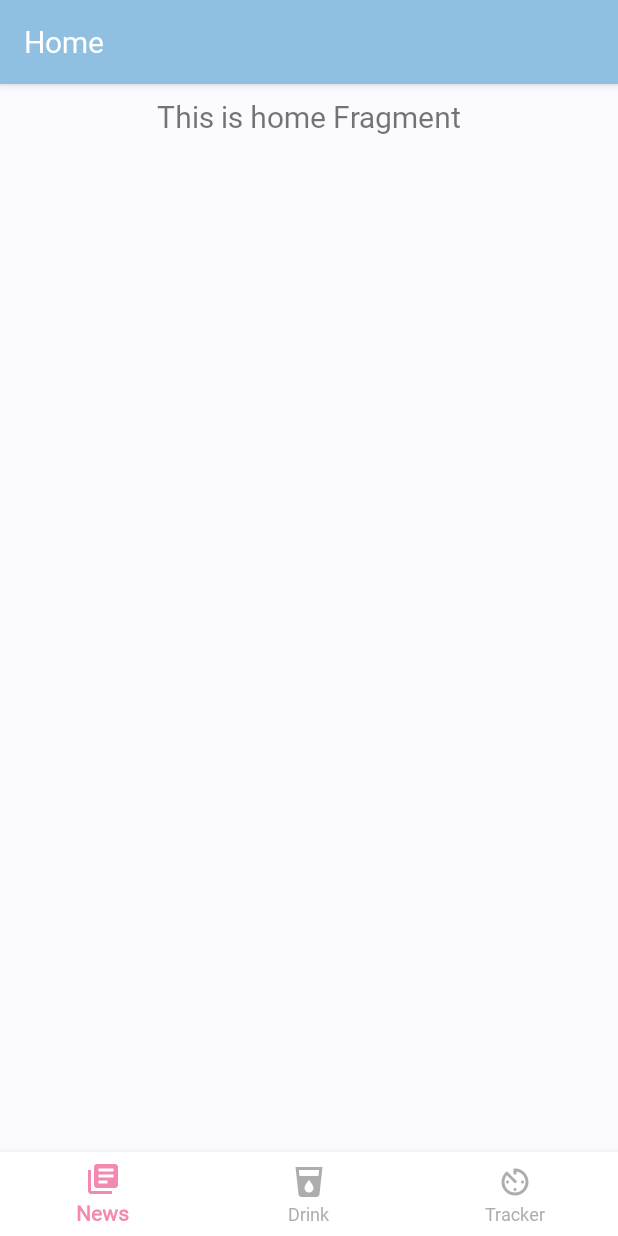
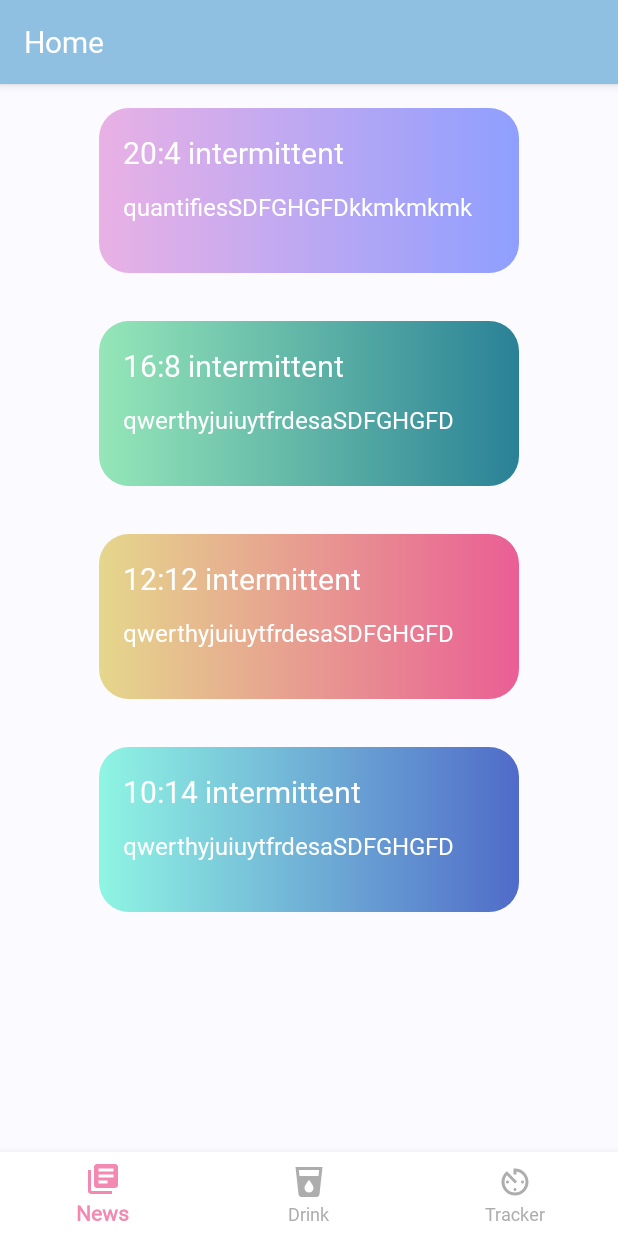
Before and after one commit to fedotovdiana/SmartFasting, an Android app: the screen it shows after launch (MainActivity), on a phone screen of 412 x 824 dp. Run offline under Robolectric (Android 15) with nearby library versions, the phone set to English and light mode, and no system bars; our stand-ins replace navigation-ui.

Commit message:
add fasts recycler

```diff
--- /dev/null
+++ b/app/src/main/java/com/itis/group11801/fedotova/smartfasting/Fast.kt
@@ -0,0 +1,7 @@
+package com.itis.group11801.fedotova.smartfasting
+
+data class Fast(
+    val title: String,
+    val desc: String,
+    val color: Int
+)
--- /dev/null
+++ b/app/src/main/java/com/itis/group11801/fedotova/smartfasting/FastViewHolder.kt
@@ -0,0 +1,18 @@
+package com.itis.group11801.fedotova.smartfasting
+
+import android.view.View
+import androidx.recyclerview.widget.RecyclerView
+import kotlinx.android.extensions.LayoutContainer
+import kotlinx.android.synthetic.main.item_fast.*
+
+class FastsViewHolder(
+    override val containerView: View
+) : RecyclerView.ViewHolder(containerView), LayoutContainer {
+
+    fun bind(fast: Fast, onClick: (Fast) -> Unit) {
+        tv_fast_title.text = fast.title
+        tv_fast_desc.text = fast.desc
+        itemView.setOnClickListener { onClick(fast) }
+        itemView.setBackgroundResource(fast.color)
+    }
+}
--- /dev/null
+++ b/app/src/main/java/com/itis/group11801/fedotova/smartfasting/FastsAdapter.kt
@@ -0,0 +1,26 @@
+package com.itis.group11801.fedotova.smartfasting
+
+import android.view.LayoutInflater
+import android.view.ViewGroup
+import androidx.recyclerview.widget.RecyclerView
+
+class FastsAdapter(
+    private val data: List<Fast>,
+    private val onClick: (Fast) -> Unit
+) : RecyclerView.Adapter<FastsViewHolder>() {
+
+    override fun onCreateViewHolder(parent: ViewGroup, viewType: Int) =
+        FastsViewHolder(
+            LayoutInflater.from(parent.context).inflate(
+                R.layout.item_fast,
+                parent,
+                false
+            )
+        )
+
+    override fun getItemCount() = data.size
+
+    override fun onBindViewHolder(holder: FastsViewHolder, position: Int) {
+        holder.bind(data[position], onClick)
+    }
+}
--- a/app/src/main/java/com/itis/group11801/fedotova/smartfasting/ui/home/HomeFragment.kt
+++ b/app/src/main/java/com/itis/group11801/fedotova/smartfasting/ui/home/HomeFragment.kt
@@ -4,15 +4,25 @@ import android.os.Bundle
 import android.view.LayoutInflater
 import android.view.View
 import android.view.ViewGroup
-import android.widget.TextView
+import android.widget.Toast
 import androidx.fragment.app.Fragment
-import androidx.lifecycle.Observer
 import androidx.lifecycle.ViewModelProviders
+import com.itis.group11801.fedotova.smartfasting.Fast
+import com.itis.group11801.fedotova.smartfasting.FastsAdapter
 import com.itis.group11801.fedotova.smartfasting.R
+import kotlinx.android.synthetic.main.fragment_home.*
 
 class HomeFragment : Fragment() {
 
     private lateinit var homeViewModel: HomeViewModel
+    lateinit var adapter: FastsAdapter
+
+    private val fasts = listOf(
+        Fast("20:4 intermittent", "quantifiesSDFGHGFDkkmkmkmk", R.drawable.custom_btn_purple),
+        Fast("16:8 intermittent", "qwerthyjuiuytfrdesaSDFGHGFD", R.drawable.custom_btn_green),
+        Fast("12:12 intermittent", "qwerthyjuiuytfrdesaSDFGHGFD", R.drawable.custom_btn_yellow),
+        Fast("10:14 intermittent", "qwerthyjuiuytfrdesaSDFGHGFD", R.drawable.custom_btn_blue)
+    )
 
     override fun onCreateView(
         inflater: LayoutInflater,
@@ -22,10 +32,21 @@ class HomeFragment : Fragment() {
         homeViewModel =
             ViewModelProviders.of(this).get(HomeViewModel::class.java)
         val root = inflater.inflate(R.layout.fragment_home, container, false)
-        val textView: TextView = root.findViewById(R.id.textView)
-        homeViewModel.text.observe(this, Observer {
-            textView.text = it
-        })
+//        val textView: TextView = root.findViewById(R.id.textView)
+//        homeViewModel.text.observe(this, Observer {
+//            textView.text = it
+//        })
         return root
     }
+
+    override fun onViewCreated(view: View, savedInstanceState: Bundle?) {
+        adapter = FastsAdapter(fasts) {
+            showDetails(it)
+        }
+        rv_fasts.adapter = adapter
+    }
+
+    private fun showDetails(fast: Fast) {
+        Toast.makeText(activity, fast.title.toString(), Toast.LENGTH_LONG).show()
+    }
 }
--- a/app/src/main/res/layout/activity_main.xml
+++ b/app/src/main/res/layout/activity_main.xml
@@ -4,6 +4,18 @@
     android:id="@+id/container"
     android:layout_width="match_parent"
     android:layout_height="match_parent">
+
+    <fragment
+        android:id="@+id/nav_host_fragment"
+        android:name="androidx.navigation.fragment.NavHostFragment"
+        android:layout_width="match_parent"
+        android:layout_height="match_parent"
+        app:defaultNavHost="true"
+        app:layout_constraintBottom_toTopOf="@id/nav_view"
+        app:layout_constraintLeft_toLeftOf="parent"
+        app:layout_constraintRight_toRightOf="parent"
+        app:layout_constraintTop_toTopOf="parent"
+        app:navGraph="@navigation/mobile_navigation" />
 
     <com.google.android.material.bottomnavigation.BottomNavigationView
         android:id="@+id/nav_view"
@@ -19,16 +31,4 @@
         app:layout_constraintRight_toRightOf="parent"
         app:menu="@menu/bottom_nav_menu" />
 
-    <fragment
-        android:id="@+id/nav_host_fragment"
-        android:name="androidx.navigation.fragment.NavHostFragment"
-        android:layout_width="match_parent"
-        android:layout_height="match_parent"
-        app:defaultNavHost="true"
-        app:layout_constraintBottom_toTopOf="@id/nav_view"
-        app:layout_constraintLeft_toLeftOf="parent"
-        app:layout_constraintRight_toRightOf="parent"
-        app:layout_constraintTop_toTopOf="parent"
-        app:navGraph="@navigation/mobile_navigation" />
-
 </androidx.constraintlayout.widget.ConstraintLayout>
--- a/app/src/main/res/layout/fragment_home.xml
+++ b/app/src/main/res/layout/fragment_home.xml
@@ -1,20 +1,22 @@
 <?xml version="1.0" encoding="utf-8"?>
-<androidx.constraintlayout.widget.ConstraintLayout xmlns:android="http://schemas.android.com/apk/res/android"
+<FrameLayout xmlns:android="http://schemas.android.com/apk/res/android"
     xmlns:app="http://schemas.android.com/apk/res-auto"
+    xmlns:tools="http://schemas.android.com/tools"
     android:layout_width="match_parent"
-    android:layout_height="match_parent">
+    android:layout_height="wrap_content"
+    app:layout_constraintBottom_toTopOf="@id/nav_view">
 
-    <TextView
-        android:id="@+id/textView"
-        android:layout_width="match_parent"
-        android:layout_height="wrap_content"
-        android:layout_marginStart="8dp"
-        android:layout_marginTop="8dp"
-        android:layout_marginEnd="8dp"
-        android:textAlignment="center"
-        android:textSize="20sp"
-        app:layout_constraintEnd_toEndOf="parent"
-        app:layout_constraintStart_toStartOf="parent"
-        app:layout_constraintTop_toTopOf="parent" />
+    <androidx.recyclerview.widget.RecyclerView
+        android:id="@+id/rv_fasts"
+        android:layout_width="wrap_content"
+        android:layout_height="match_parent"
+        android:layout_gravity="center"
+        android:overScrollMode="never"
+        app:layoutManager="androidx.recyclerview.widget.LinearLayoutManager"
+        app:spanCount="1"
+        tools:itemCount="6"
+        tools:listitem="@layout/item_fast">
 
-</androidx.constraintlayout.widget.ConstraintLayout>
+    </androidx.recyclerview.widget.RecyclerView>
+
+</FrameLayout>
--- a/app/src/main/res/layout/item_fast.xml
+++ b/app/src/main/res/layout/item_fast.xml
@@ -9,7 +9,7 @@
     tools:context=".ui.home.HomeFragment">
 
     <TextView
-        android:id="@+id/tv_fast_name"
+        android:id="@+id/tv_fast_title"
         android:layout_width="wrap_content"
         android:layout_height="wrap_content"
         android:textColor="@android:color/white"
@@ -31,7 +31,7 @@
         app:layout_constraintEnd_toEndOf="parent"
         app:layout_constraintHorizontal_bias="0.0"
         app:layout_constraintStart_toStartOf="parent"
-        app:layout_constraintTop_toBottomOf="@id/tv_fast_name"
+        app:layout_constraintTop_toBottomOf="@id/tv_fast_title"
         tools:text="A 14 hour fast and an 8 hour feeding window" />
 
 </androidx.constraintlayout.widget.ConstraintLayout>
--- a/build.gradle
+++ b/build.gradle
@@ -8,7 +8,7 @@ buildscript {
 
     }
     dependencies {
-        classpath 'com.android.tools.build:gradle:3.5.3'
+        classpath 'com.android.tools.build:gradle:3.6.1'
         classpath "org.jetbrains.kotlin:kotlin-gradle-plugin:$kotlin_version"
         // NOTE: Do not place your application dependencies here; they belong
         // in the individual module build.gradle files
```
Also changed, not shown: app/src/main/java/com/itis/group11801/fedotova/smartfasting/BottomNavigationBehavior.kt (added, +37 -0 lines), app/src/main/java/com/itis/group11801/fedotova/smartfasting/ui/dashboard/DashboardFragment.kt (+4 -6 lines), app/src/main/res/layout/fragment_dashboard.xml (+21 -9 lines), app/src/main/res/layout/fragment_fast_tracker.xml (+22 -6 lines), app/src/main/res/layout/fragment_fasts.xml (+11 -12 lines), gradle/wrapper/gradle-wrapper.properties.
